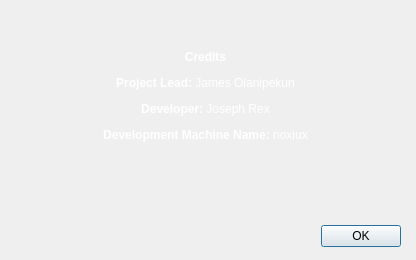
Old version of the form creditDialog.ui in the repository josephrexme/registron.
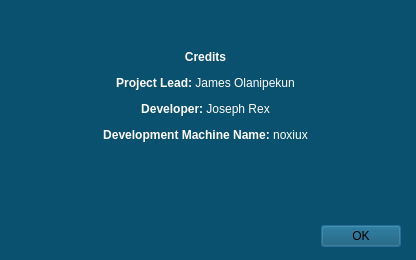
New version of the form.

Commit message: Modified Theme colors for Windows platform compatibility

What changed in the file:
```diff
--- a/creditDialog.ui
+++ b/creditDialog.ui
@@ -13,6 +13,9 @@
   <property name="windowTitle">
    <string>Credits</string>
   </property>
+  <property name="styleSheet">
+   <string notr="true">background: rgb(10, 80, 111);</string>
+  </property>
   <property name="modal">
    <bool>true</bool>
   </property>
@@ -42,7 +45,7 @@
     </rect>
    </property>
    <property name="styleSheet">
-    <string notr="true">color:white;</string>
+    <string notr="true">color:white;background: rgb(10, 80, 111);</string>
    </property>
    <property name="text">
     <string>&lt;html&gt;&lt;head/&gt;&lt;body&gt;&lt;p align=&quot;center&quot;&gt;&lt;span style=&quot; font-weight:600;&quot;&gt;Credits&lt;/span&gt;&lt;/p&gt;&lt;p align=&quot;center&quot;&gt;&lt;span style=&quot; font-weight:600;&quot;&gt;Project Lead:&lt;/span&gt; James Olanipekun&lt;/p&gt;&lt;p align=&quot;center&quot;&gt;&lt;span style=&quot; font-weight:600;&quot;&gt;Developer:&lt;/span&gt; Joseph Rex&lt;/p&gt;&lt;p align=&quot;center&quot;&gt;&lt;span style=&quot; font-weight:600;&quot;&gt;Development Machine Name:&lt;/span&gt; noxiux&lt;br/&gt;&lt;/p&gt;&lt;p&gt;&lt;br/&gt;&lt;/p&gt;&lt;/body&gt;&lt;/html&gt;</string>
```
The commit also changes 23 other files.
